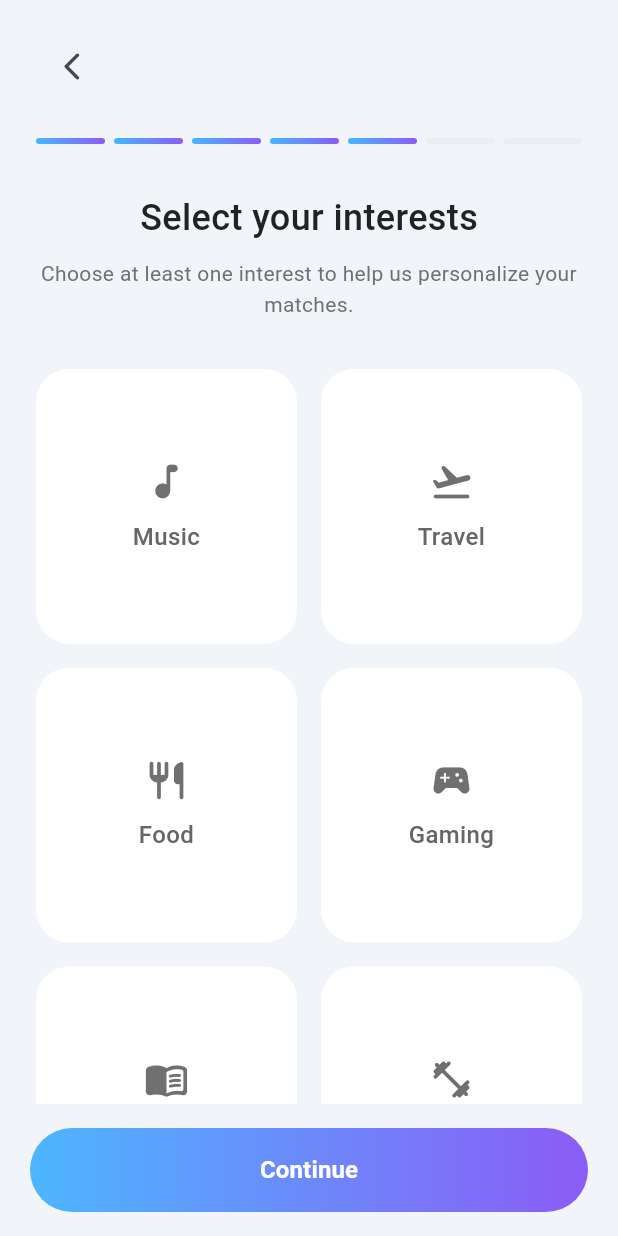
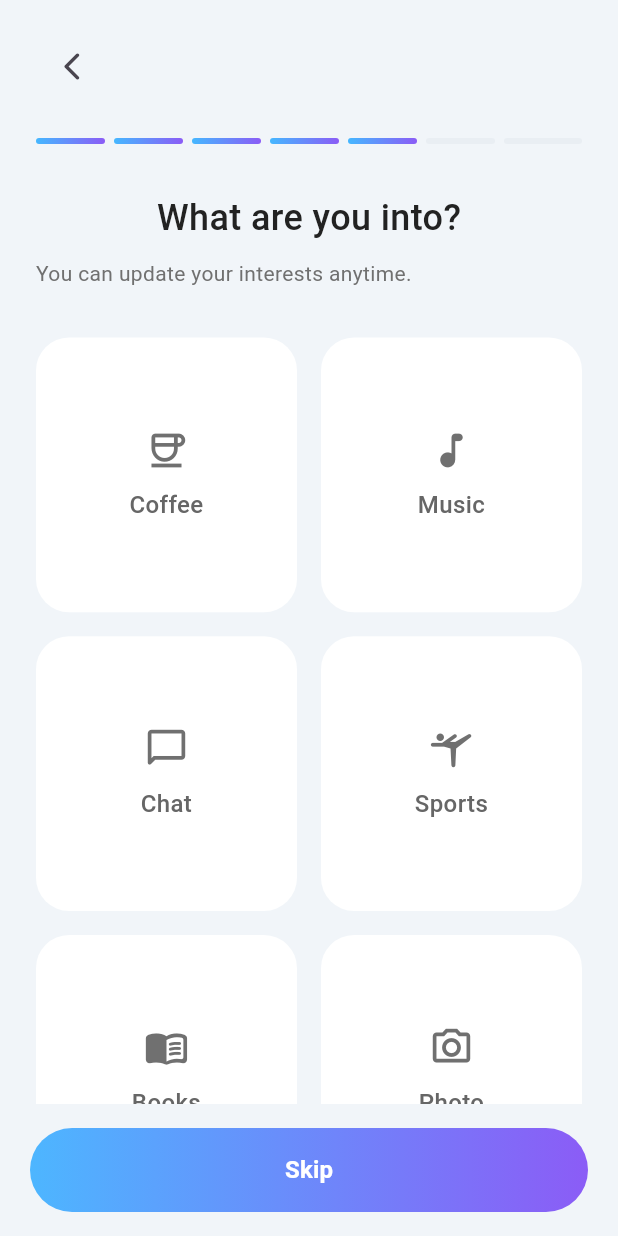
Before and after one commit to Kawser-Miah/test, a Flutter app: the InterestsScreen screen opened directly with empty values, on a phone screen of 412 x 824 dp. Run offline on Flutter 3.47's test engine with Material 3 defaults, Android fonts, the phone set to English and light mode, and no system bars; our stand-ins replace flutter_svg, geolocator, image_picker; Roboto replaces fonts that are missing (Manrope).

Commit message:
change some title and icon

```diff
--- a/lib/screens/start_screen/interests_screen.dart
+++ b/lib/screens/start_screen/interests_screen.dart
@@ -31,44 +31,52 @@ class _InterestsScreenState extends State<InterestsScreen> {
 
   final List<Map<String, dynamic>> _interests = [
     {
+      "title": "Coffee",
+      "icon": Icons.coffee_outlined,
+    },
+    {
       "title": "Music",
       "icon": Icons.music_note_rounded,
+    },
+    {
+      "title": "Chat",
+      "icon": Icons.chat_bubble_outline_rounded,
+    },
+    {
+      "title": "Sports",
+      "icon": Icons.sports_gymnastics_rounded,
+    },
+    {
+      "title": "Books",
+      "icon": Icons.menu_book_rounded,
+    },
+    {
+      "title": "Photo",
+      "icon": Icons.camera_alt_outlined,
+    },
+    {
+      "title": "Art",
+      "icon": Icons.palette_outlined,
+    },
+    {
+      "title": "Tech",
+      "icon": Icons.hub_outlined,
+    },
+    {
+      "title": "Food",
+      "icon": Icons.restaurant_rounded,
     },
     {
       "title": "Travel",
       "icon": Icons.flight_takeoff_rounded,
     },
     {
-      "title": "Food",
-      "icon": Icons.restaurant_rounded,
+      "title": "Fitness",
+      "icon": Icons.fitness_center_rounded,
     },
     {
       "title": "Gaming",
       "icon": Icons.sports_esports_rounded,
-    },
-    {
-      "title": "Reading",
-      "icon": Icons.menu_book_rounded,
-    },
-    {
-      "title": "Fitness",
-      "icon": Icons.fitness_center_rounded,
-    },
-    {
-      "title": "Movies",
-      "icon": Icons.movie_creation_outlined,
-    },
-    {
-      "title": "Photography",
-      "icon": Icons.camera_alt_outlined,
-    },
-    {
-      "title": "Sports",
-      "icon": Icons.sports_soccer_rounded,
-    },
-    {
-      "title": "Pets",
-      "icon": Icons.pets_outlined,
     },
   ];
 
@@ -82,7 +90,7 @@ class _InterestsScreenState extends State<InterestsScreen> {
     });
   }
 
-  void _continue() {
+  void _skip() {
     Navigator.push(
       context,
       MaterialPageRoute(
@@ -103,16 +111,15 @@ class _InterestsScreenState extends State<InterestsScreen> {
       currentStep: 5,
       totalSteps: 7,
 
-      title: "Select your interests",
+      title: "What are you into?",
 
-      subtitle:
-      "Choose at least one interest to help us personalize your matches.",
+      subtitle: "You can update your interests anytime.",
 
-      buttonText: "Continue",
+      buttonText: "Skip",
 
-      buttonEnabled: _selectedInterests.isNotEmpty,
+      buttonEnabled: true,
 
-      onButtonPressed: _continue,
+      onButtonPressed: _skip,
 
       child: GridView.builder(
         shrinkWrap: true,
```
